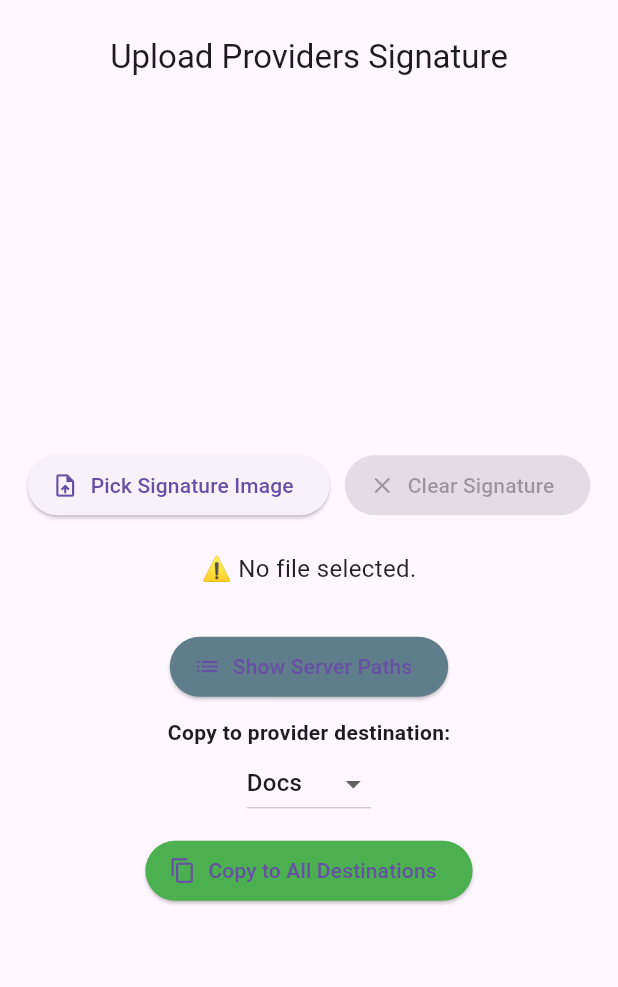
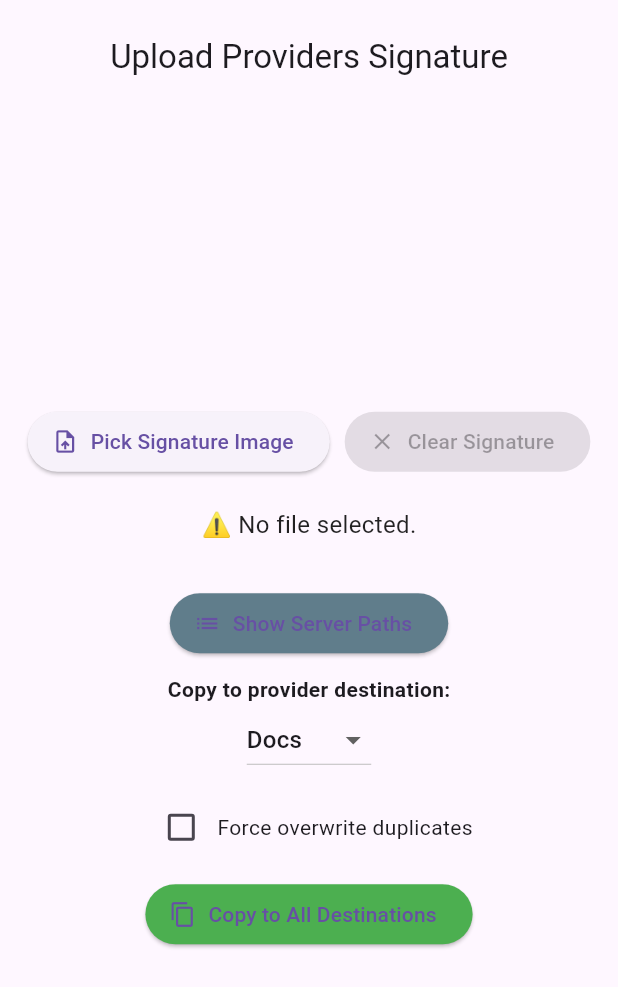
Before and after one commit to KCUkeka/signature_uploader, a Flutter app: the screen it shows after launch, after a tap on "Copy to All Destinations", on a phone screen of 412 x 824 dp. Shown: the top 987 px of the screen. Run offline on Flutter 3.47's test engine with Material 3 defaults, Android fonts, the phone set to English and light mode, and no system bars; our stand-ins replace file_picker.

Commit message:
Duplicate seen

```diff
--- a/lib/main.dart
+++ b/lib/main.dart
@@ -85,6 +85,7 @@ class _SignatureHomePageState extends State<SignatureHomePage> {
   };
 
   String selectedProviderFolder = 'Docs';
+  bool forceCopy = false;
 
   Future<void> pickImage() async {
     final result = await FilePicker.platform.pickFiles(
@@ -175,14 +176,58 @@ class _SignatureHomePageState extends State<SignatureHomePage> {
       return;
     }
 
-    List<String> successfulCopies = [];
-    List<String> skippedDuplicates = [];
-    List<String> failedCopies = [];
-
+    // Ask if user wants to force copy if we detect duplicates
+    bool hasDuplicates = false;
     final List<String> allTargets = [
       ...fixedServerPaths,
       providerDestinations[selectedProviderFolder] ?? '',
     ];
+
+    // First check if any duplicates exist
+    for (final path in allTargets) {
+      if (path.isEmpty) continue;
+      final newFilePath = p.join(path, p.basename(selectedFile!.path));
+      final destFile = File(newFilePath);
+      if (destFile.existsSync()) {
+        hasDuplicates = true;
+        break;
+      }
+    }
+
+    if (hasDuplicates && !forceCopy) {
+      final shouldForceCopy = await showDialog<bool>(
+        context: context,
+        builder:
+            (context) => AlertDialog(
+              title: Text('Duplicate Files Found'),
+              content: Text(
+                'Some destinations already contain this file. Overwrite all duplicates?',
+              ),
+              actions: [
+                TextButton(
+                  onPressed: () => Navigator.pop(context, false),
+                  child: Text('Skip Duplicates'),
+                ),
+                TextButton(
+                  onPressed: () => Navigator.pop(context, true),
+                  child: Text(
+                    'Overwrite All',
+                    style: TextStyle(color: Colors.red),
+                  ),
+                ),
+              ],
+            ),
+      );
+
+      if (shouldForceCopy == true) {
+        setState(() => forceCopy = true);
+      }
+    }
+
+    List<String> successfulCopies = [];
+    List<String> overwrittenCopies = [];
+    List<String> skippedDuplicates = [];
+    List<String> failedCopies = [];
 
     for (final path in allTargets) {
       if (path.isEmpty) continue;
@@ -197,7 +242,12 @@ class _SignatureHomePageState extends State<SignatureHomePage> {
         final destFile = File(newFilePath);
 
         if (destFile.existsSync()) {
-          skippedDuplicates.add(path);
+          if (forceCopy) {
+            await selectedFile!.copy(newFilePath);
+            overwrittenCopies.add(path);
+          } else {
+            skippedDuplicates.add(path);
+          }
           continue;
         }
 
@@ -223,6 +273,16 @@ class _SignatureHomePageState extends State<SignatureHomePage> {
                     (p) => Text(
                       p,
                       style: TextStyle(color: Colors.green, fontSize: 12),
+                    ),
+                  ),
+                  SizedBox(height: 10),
+                ],
+                if (overwrittenCopies.isNotEmpty) ...[
+                  Text('🔄 Overwritten in:'),
+                  ...overwrittenCopies.map(
+                    (p) => Text(
+                      p,
+                      style: TextStyle(color: Colors.blue, fontSize: 12),
                     ),
                   ),
                   SizedBox(height: 10),
@@ -261,11 +321,14 @@ class _SignatureHomePageState extends State<SignatureHomePage> {
 
     setState(() {
       statusMessage =
-          '✅ Copy process completed. ${successfulCopies.length} copied, ${skippedDuplicates.length} skipped, ${failedCopies.length} failed.';
+          '✅ Copy process completed. ${successfulCopies.length} copied, '
+          '${overwrittenCopies.length} overwritten, '
+          '${skippedDuplicates.length} skipped, '
+          '${failedCopies.length} failed.';
     });
   }
 
-  // ---------------------------------Body------------------------------------
+  // -----------------------------------------------------------------Body-----------------------------------------------
 
   @override
   Widget build(BuildContext context) {
@@ -488,12 +551,28 @@ class _SignatureHomePageState extends State<SignatureHomePage> {
                   },
                 ),
                 SizedBox(height: 10),
+                // NEW CHECKBOX ROW ADDED HERE
+                Row(
+                  mainAxisAlignment: MainAxisAlignment.center,
+                  children: [
+                    Checkbox(
+                      value: forceCopy,
+                      onChanged: (value) {
+                        setState(() {
+                          forceCopy = value ?? false;
+                        });
+                      },
+                    ),
+                    Text('Force overwrite duplicates'),
+                  ],
+                ),
+                SizedBox(height: 10),
                 ElevatedButton.icon(
                   onPressed: copyToDestination,
                   icon: Icon(Icons.copy),
                   label: Text('Copy to All Destinations'),
                   style: ElevatedButton.styleFrom(
-                    backgroundColor: Colors.green,
+                    backgroundColor: forceCopy ? Colors.red : Colors.green,
                   ),
                 ),
               ],
```
